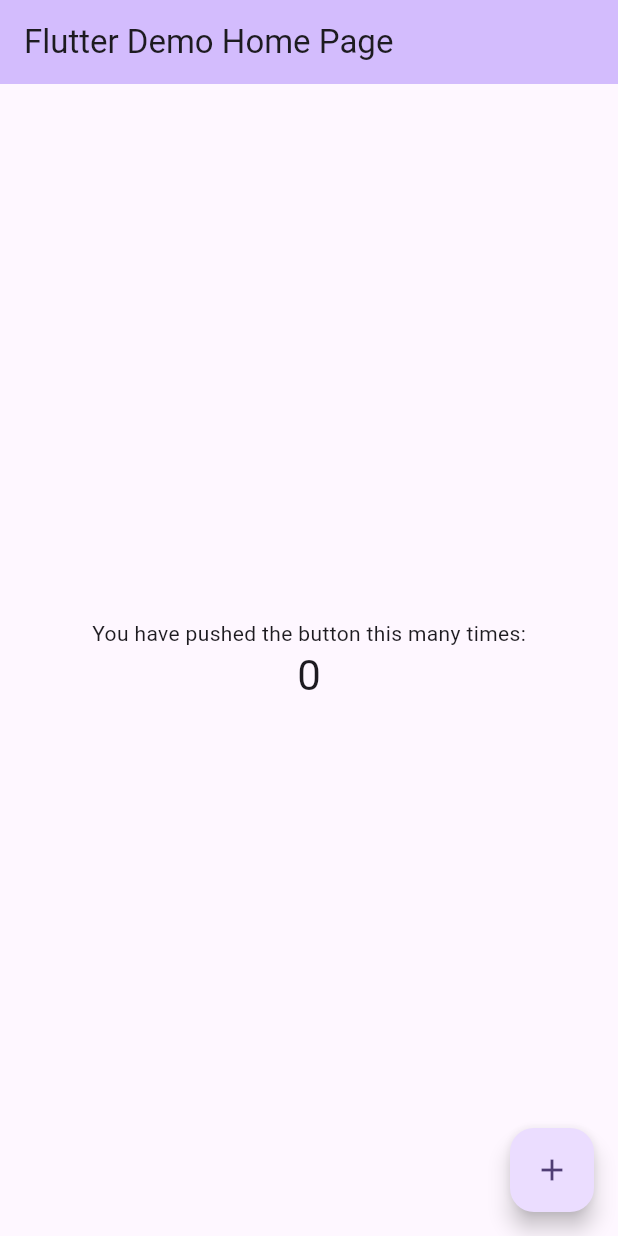
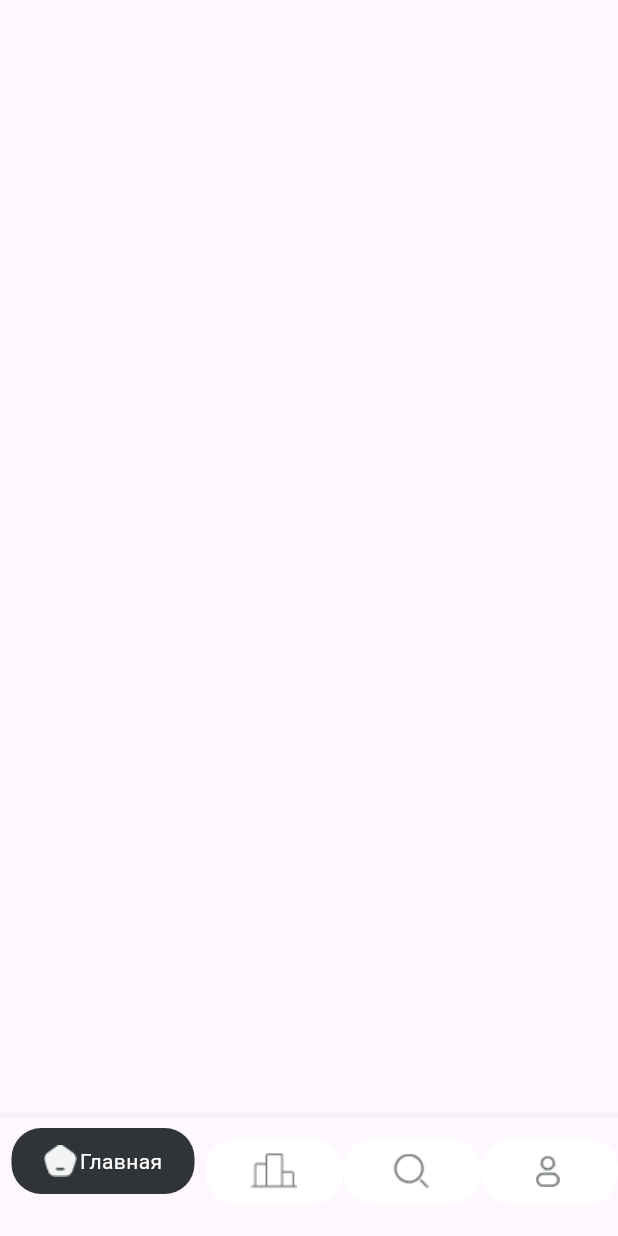
Before and after one commit to shiryauwu/TaskBattle, a Flutter app: the screen it shows after launch, on a phone screen of 412 x 824 dp. Run offline on Flutter 3.47's test engine with Material 3 defaults, Android fonts, the phone set to English and light mode, and no system bars; missing offline and left inert: dart:ffi.

Commit message:
Добавил навигационную панель, ресурсы.

```diff
--- /dev/null
+++ b/task_battle/lib/home_page.dart
@@ -0,0 +1,20 @@
+import 'package:flutter/material.dart';
+
+import 'navigation_bar.dart';
+
+class HomePage extends StatefulWidget {
+  const HomePage({super.key});
+
+  @override
+  _HomePageState createState() => _HomePageState();
+}
+
+class _HomePageState extends State<HomePage> {
+  @override
+  Widget build(BuildContext context) {
+    return const Scaffold(
+
+    );
+
+  }
+}
--- a/task_battle/lib/main.dart
+++ b/task_battle/lib/main.dart
@@ -1,4 +1,5 @@
 import 'package:flutter/material.dart';
+import 'package:task_battle/navigation_bar.dart';
 
 void main() {
   runApp(const MyApp());
@@ -11,59 +12,13 @@ class MyApp extends StatelessWidget {
   @override
   Widget build(BuildContext context) {
     return MaterialApp(
-      title: 'Flutter Demo',
+      title: 'TaskBattle',
+      debugShowCheckedModeBanner: false,
       theme: ThemeData(
         colorScheme: ColorScheme.fromSeed(seedColor: Colors.deepPurple),
         useMaterial3: true,
       ),
-      home: const MyHomePage(title: 'Flutter Demo Home Page'),
+      home: MainNavigationBar(),
     );
   }
 }
-
-class MyHomePage extends StatefulWidget {
-  const MyHomePage({super.key, required this.title});
-  final String title;
-
-  @override
-  State<MyHomePage> createState() => _MyHomePageState();
-}
-
-class _MyHomePageState extends State<MyHomePage> {
-  int _counter = 0;
-
-  void _incrementCounter() {
-    setState(() {
-      _counter++;
-    });
-  }
-
-  @override
-  Widget build(BuildContext context) {
-    return Scaffold(
-      appBar: AppBar(
-        backgroundColor: Theme.of(context).colorScheme.inversePrimary,
-        title: Text(widget.title),
-      ),
-      body: Center(
-        child: Column(
-          mainAxisAlignment: MainAxisAlignment.center,
-          children: <Widget>[
-            const Text(
-              'You have pushed the button this many times:',
-            ),
-            Text(
-              '$_counter',
-              style: Theme.of(context).textTheme.headlineMedium,
-            ),
-          ],
-        ),
-      ),
-      floatingActionButton: FloatingActionButton(
-        onPressed: _incrementCounter,
-        tooltip: 'Increment',
-        child: const Icon(Icons.add),
-      ),
-    );
-  }
-}
--- /dev/null
+++ b/task_battle/lib/navigation_bar.dart
@@ -0,0 +1,93 @@
+import 'dart:ffi';
+
+import 'package:flutter/material.dart';
+import 'package:task_battle/home_page.dart';
+import 'package:task_battle/profile_page.dart';
+import 'package:task_battle/rating_page.dart';
+import 'package:task_battle/search_page.dart';
+
+class MainNavigationBar extends StatefulWidget {
+  const MainNavigationBar({super.key});
+
+  @override
+  State<StatefulWidget> createState() => _MainNavigationBar();
+}
+
+class _MainNavigationBar extends State<MainNavigationBar>{
+  final List<Widget> _pages = [
+    const HomePage(),
+    const RatingPage(),
+    const SearchPage(),
+    const ProfilePage()
+  ];
+
+  int _selectedItem = 0;
+
+  void _navigate(int index) {
+    setState(() {
+      _selectedItem = index;
+    });
+  }
+
+  Color _getBackgroundColor(int index) {
+    return _selectedItem == index ? const Color(0xff303437) : Colors.white;
+  }
+
+  Widget _setIcon(Image iconData, String text, int index) {
+    return Container(
+      width: 122.0, //double.infinity,
+      height: 44.0, //kBottomNavigationBarHeight,
+      child: Material(
+        borderRadius: BorderRadius.circular(20.0),
+        color: _getBackgroundColor(index),
+        child: InkWell(
+          child: Row(
+            mainAxisAlignment: MainAxisAlignment.center,
+            children: <Widget>[
+              iconData,
+              Container(width: 2.0,),
+              Text(text,
+                style: const TextStyle(color: Colors.white, fontSize: 14, ))
+            ],
+          ),
+          onTap: () => _navigate(index),
+        ),
+      ),
+    );
+  }
+
+  @override
+  Widget build(BuildContext context) {
+    return Scaffold(
+        body: _pages[_selectedItem],
+        bottomNavigationBar: BottomNavigationBar(
+          currentIndex: _selectedItem,
+          selectedItemColor: const Color(0xff303437),
+          unselectedItemColor: Colors.white,
+          items: [
+            BottomNavigationBarItem(icon: _setIcon(
+              _selectedItem==0 ? Image.asset('lib/assets/icons/home_selected_icon.png') : Image.asset('lib/assets/icons/home_icon.png'),
+              _selectedItem==0 ? 'Главная' : '',
+              0),
+              label: ''),
+            BottomNavigationBarItem(icon: _setIcon(
+              _selectedItem==1 ? Image.asset('lib/assets/icons/rating_selected_icon.png') : Image.asset('lib/assets/icons/rating_icon.png'),
+              _selectedItem==1 ? 'Рейтинг' : '',
+              1),
+              label: ''),
+            BottomNavigationBarItem(icon: _setIcon(
+              _selectedItem==2 ? Image.asset('lib/assets/icons/search_selected_icon.png') : Image.asset('lib/assets/icons/search_icon.png'),
+              _selectedItem==2 ? 'Поиск' : '',
+              2),
+              label: ''),
+            BottomNavigationBarItem(icon: _setIcon(
+              _selectedItem==3 ? Image.asset('lib/assets/icons/profile_selected_icon.png') : Image.asset('lib/assets/icons/profile_icon.png'),
+              _selectedItem==3 ? 'Профиль' : '',
+              3),
+              label: ''),
+          ]
+      )
+    );
+  }
+
+}
--- /dev/null
+++ b/task_battle/lib/profile_page.dart
@@ -0,0 +1,19 @@
+import 'package:flutter/material.dart';
+import 'navigation_bar.dart';
+
+class ProfilePage extends StatefulWidget {
+  const ProfilePage({super.key});
+
+  @override
+  _ProfilePageState createState() => _ProfilePageState();
+}
+
+class _ProfilePageState extends State<ProfilePage> {
+  @override
+  Widget build(BuildContext context) {
+    return const Scaffold(
+
+    );
+
+  }
+}
--- /dev/null
+++ b/task_battle/lib/rating_page.dart
@@ -0,0 +1,20 @@
+import 'package:flutter/material.dart';
+
+import 'navigation_bar.dart';
+
+class RatingPage extends StatefulWidget {
+  const RatingPage({super.key});
+
+  @override
+  _RatingPageState createState() => _RatingPageState();
+}
+
+class _RatingPageState extends State<RatingPage> {
+  @override
+  Widget build(BuildContext context) {
+    return const Scaffold(
+
+    );
+
+  }
+}
--- /dev/null
+++ b/task_battle/lib/search_page.dart
@@ -0,0 +1,20 @@
+import 'package:flutter/material.dart';
+
+import 'navigation_bar.dart';
+
+class SearchPage extends StatefulWidget {
+  const SearchPage({super.key});
+
+  @override
+  _SearchPageState createState() => _SearchPageState();
+}
+
+class _SearchPageState extends State<SearchPage> {
+  @override
+  Widget build(BuildContext context) {
+    return const Scaffold(
+
+    );
+
+  }
+}
--- a/task_battle/pubspec.yaml
+++ b/task_battle/pubspec.yaml
@@ -57,6 +57,9 @@ flutter:
   # included with your application, so that you can use the icons in
   # the material Icons class.
   uses-material-design: true
+  assets:
+    - lib/assets/icons/
+
 
   # To add assets to your application, add an assets section, like this:
   # assets:
```
Also changed, not shown: task_battle/lib/assets/icons/home_icon.png (added), task_battle/lib/assets/icons/home_selected_icon.png (added), task_battle/lib/assets/icons/profile_icon.png (added), task_battle/lib/assets/icons/profile_selected_icon.png (added), task_battle/lib/assets/icons/rating_icon.png (added), task_battle/lib/assets/icons/rating_selected_icon.png (added), task_battle/lib/assets/icons/search_icon.png (added), task_battle/lib/assets/icons/search_selected_icon.png (added).
